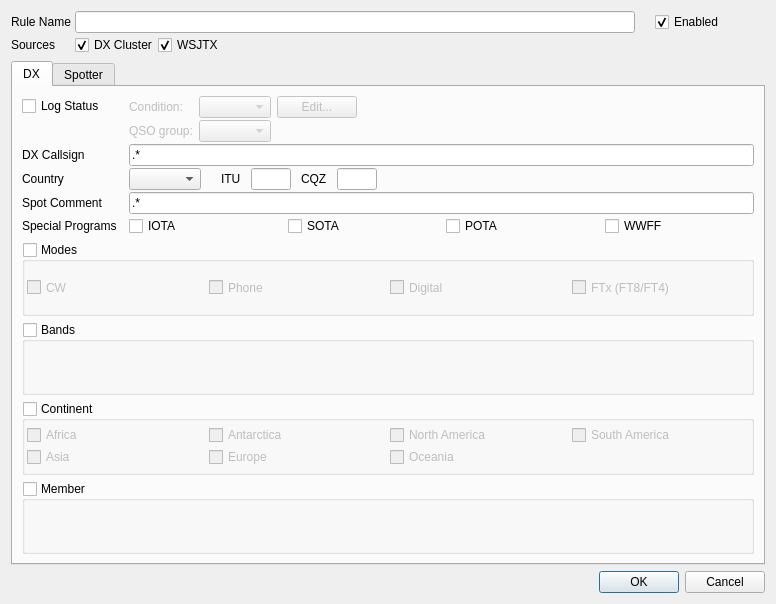
This is ui/AlertRuleDetail.ui in foldynl/QLog as Qt 5 draws it before an edit. The edited form follows.
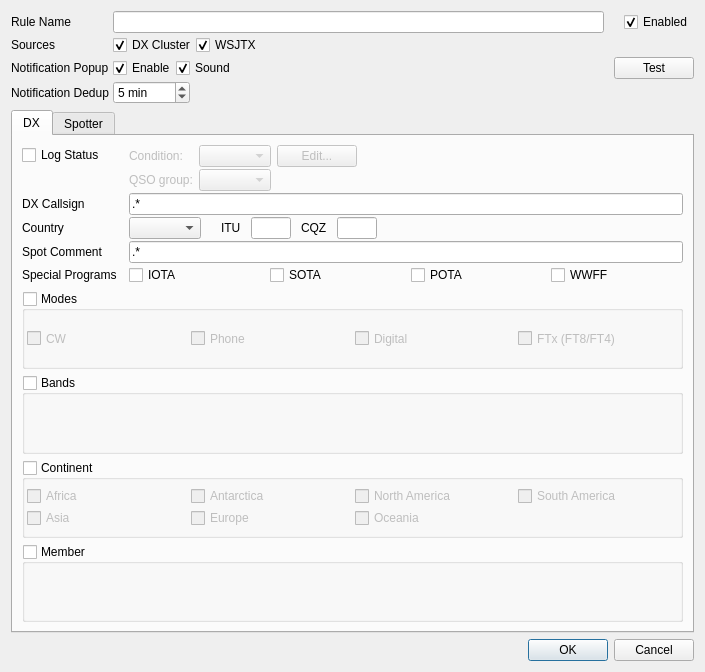
This is the edited form. Custom widgets are drawn as their Qt base class.

Commit message: Alerts Rule: Added OS Notificaitons

Diff of the .ui file:
```diff
--- a/ui/AlertRuleDetail.ui
+++ b/ui/AlertRuleDetail.ui
@@ -6,8 +6,8 @@
    <rect>
     <x>0</x>
     <y>0</y>
-    <width>776</width>
-    <height>604</height>
+    <width>705</width>
+    <height>672</height>
    </rect>
   </property>
   <property name="windowTitle">
@@ -121,24 +121,103 @@
          </item>
         </layout>
        </item>
+       <item row="2" column="1">
+        <layout class="QHBoxLayout" name="notificationLayout">
+         <item>
+          <widget class="QCheckBox" name="notificationCheckBox">
+           <property name="toolTip">
+            <string>Show an operating system notification when this rule matches.</string>
+           </property>
+           <property name="text">
+            <string>Enable</string>
+           </property>
+           <property name="checked">
+            <bool>true</bool>
+           </property>
+          </widget>
+         </item>
+         <item>
+          <widget class="QCheckBox" name="notificationSoundCheckBox">
+           <property name="toolTip">
+            <string>Request the operating system notification sound. The operating system controls the actual sound, volume, and Do Not Disturb.</string>
+           </property>
+           <property name="text">
+            <string>Sound</string>
+           </property>
+           <property name="checked">
+            <bool>true</bool>
+           </property>
+          </widget>
+         </item>
+         <item>
+          <spacer name="horizontalSpacer">
+           <property name="orientation">
+            <enum>Qt::Horizontal</enum>
+           </property>
+           <property name="sizeHint" stdset="0">
+            <size>
+             <width>40</width>
+             <height>20</height>
+            </size>
+           </property>
+          </spacer>
+         </item>
+         <item>
+          <widget class="QPushButton" name="testNotificationButton">
+           <property name="text">
+            <string>Test</string>
+           </property>
+          </widget>
+         </item>
+        </layout>
+       </item>
+       <item row="2" column="0">
+        <widget class="QLabel" name="label_2">
+         <property name="text">
+          <string>Notification Popup</string>
+         </property>
+        </widget>
+       </item>
+       <item row="3" column="0">
+        <widget class="QLabel" name="notificationRepeatLabel">
+         <property name="toolTip">
+          <string>Repeated spots for this callsign on the same band and mode are ignored for this time. A spot on another band or mode notifies immediately.</string>
+         </property>
+         <property name="text">
+          <string>Notification Dedup</string>
+         </property>
+         <property name="buddy">
+          <cstring>notificationRepeatSpinBox</cstring>
+         </property>
+        </widget>
+       </item>
+       <item row="3" column="1">
+        <widget class="QSpinBox" name="notificationRepeatSpinBox">
+         <property name="sizePolicy">
+          <sizepolicy hsizetype="Maximum" vsizetype="Fixed">
+           <horstretch>0</horstretch>
+           <verstretch>0</verstretch>
+          </sizepolicy>
+         </property>
+         <property name="toolTip">
+          <string>Repeated spots for this callsign on the same band and mode are ignored for this time. A spot on another band or mode notifies immediately.</string>
+         </property>
+         <property name="suffix">
+          <string> min</string>
+         </property>
+         <property name="minimum">
+          <number>1</number>
+         </property>
+         <property name="maximum">
+          <number>1440</number>
+         </property>
+         <property name="value">
+          <number>5</number>
+         </property>
+        </widget>
+       </item>
       </layout>
      </item>
-     <item>
-      <spacer name="horizontalSpacer">
-       <property name="orientation">
-        <enum>Qt::Horizontal</enum>
-       </property>
-       <property name="sizeType">
-        <enum>QSizePolicy::Preferred</enum>
-       </property>
-       <property name="sizeHint" stdset="0">
-        <size>
-         <width>40</width>
-         <height>20</height>
-        </size>
-       </property>
-      </spacer>
-     </item>
     </layout>
    </item>
    <item>
```
Left out of the diff: 164 changed lines with no effect on the pictures. The commit also changes 29 other files.
